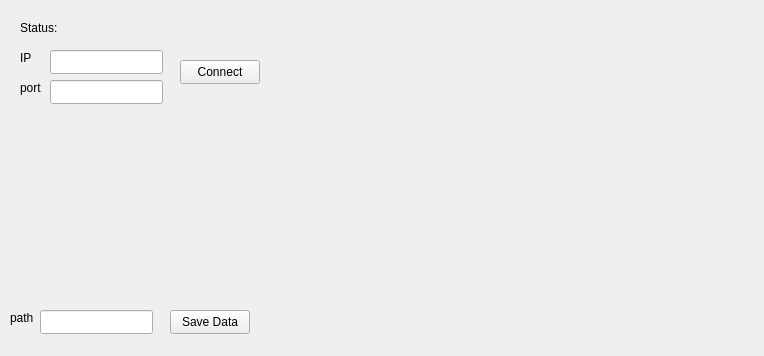
AdrianOstrowski/Mini_Scada, file clientwindow.ui: the form before one commit.
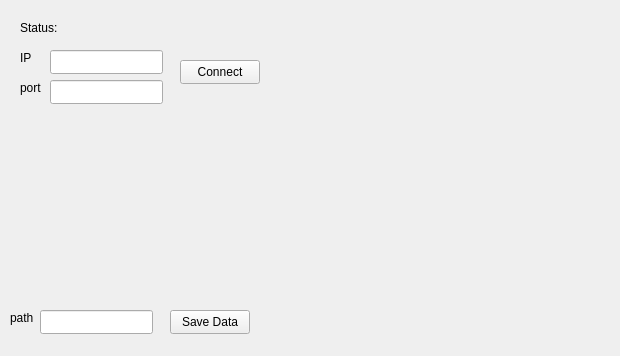
The form after the commit.

Patch:
```diff
--- a/clientwindow.ui
+++ b/clientwindow.ui
@@ -6,7 +6,7 @@
    <rect>
     <x>0</x>
     <y>0</y>
-    <width>764</width>
+    <width>620</width>
     <height>356</height>
    </rect>
   </property>
```
